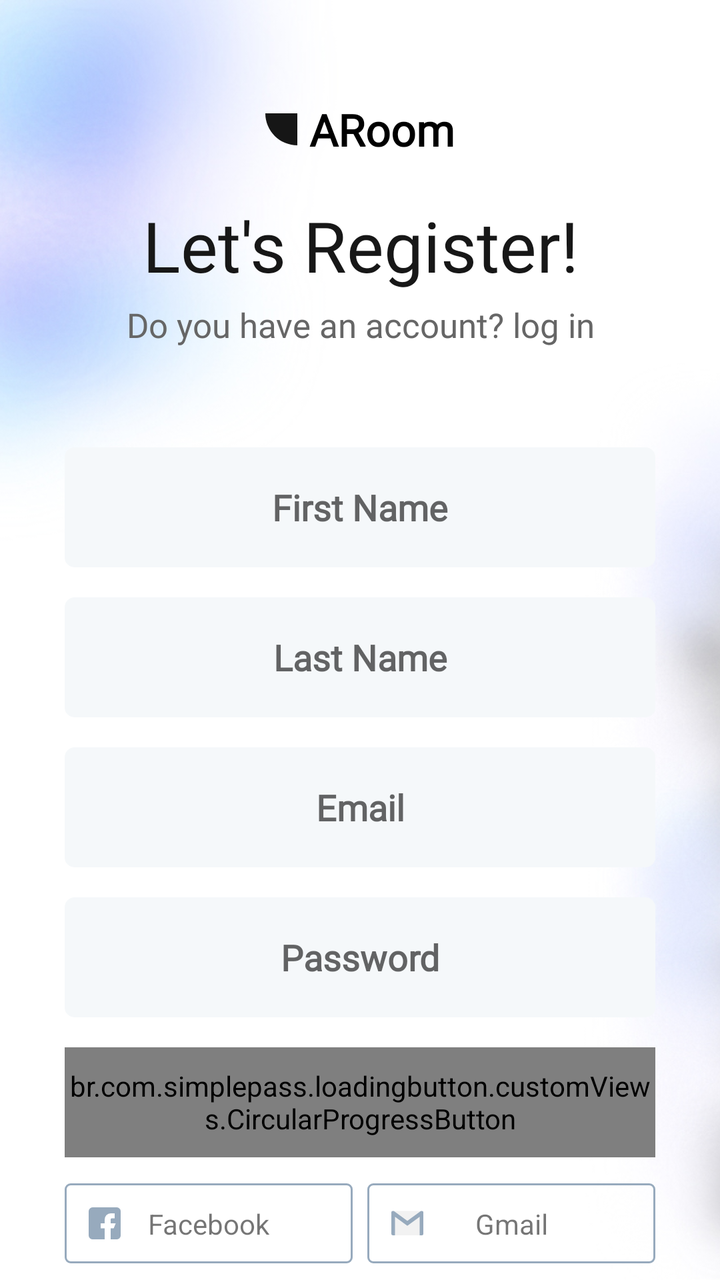
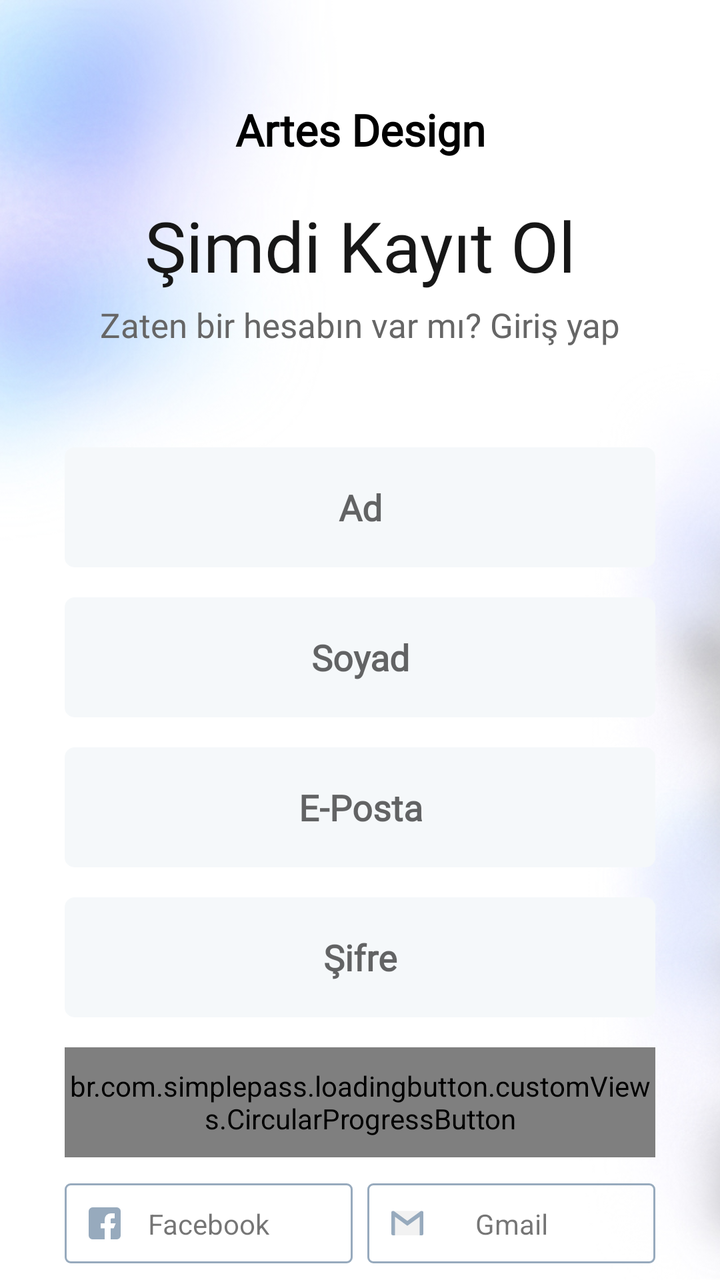

Two renders of the same Android screen: before a commit and after it. Below are the layout's source before the change and the commit's diff.
<!-- AndroidManifest.xml: application theme Theme.ARoom -->
<!-- res/layout/fragment_register.xml -->
<?xml version="1.0" encoding="utf-8"?>
<androidx.constraintlayout.widget.ConstraintLayout xmlns:android="http://schemas.android.com/apk/res/android"
    android:layout_width="match_parent"
    android:layout_height="match_parent"
    xmlns:app="http://schemas.android.com/apk/res-auto">

    <ImageView
        android:layout_width="match_parent"
        android:layout_height="match_parent"
        android:src="@drawable/blury_background"
       android:scaleType="centerCrop"/>

    <androidx.constraintlayout.widget.ConstraintLayout
        android:layout_width="match_parent"
        android:layout_height="match_parent" >

        <TextView
            android:id="@+id/tv_app_name"
            android:layout_width="wrap_content"
            android:layout_height="wrap_content"
            style="@style/h3"
            android:layout_marginTop="50dp"
            android:drawableStart="@drawable/ic_kleine_shape"
            android:drawablePadding="6dp"
            android:textStyle="bold"
            app:layout_constraintStart_toStartOf="@id/guideline_login_left"
            app:layout_constraintTop_toTopOf="parent"
            app:layout_constraintEnd_toEndOf="@id/guideline_login_right"
            android:text="ARoom" />

        <TextView
            android:id="@+id/tv_lets_register"
            android:layout_width="wrap_content"
            android:layout_height="wrap_content"
            style="@style/h4"
            android:layout_marginTop="20dp"
            app:layout_constraintTop_toBottomOf="@id/tv_app_name"
            app:layout_constraintStart_toStartOf="@id/guideline_login_left"
            app:layout_constraintEnd_toEndOf="@id/guideline_login_right"
            android:text="Let's Register!"
            android:textAlignment="center"
            android:gravity="center"
            android:textSize="35sp"
            />

        <TextView
            android:id="@+id/tv_do_you_have_account"
            android:layout_width="wrap_content"
            android:layout_height="wrap_content"
            style="@style/h2"
            app:layout_constraintStart_toStartOf="@id/guideline_login_left"
            app:layout_constraintTop_toBottomOf="@id/tv_lets_register"
            app:layout_constraintEnd_toEndOf="@id/guideline_login_right"
            android:textAlignment="center"
            android:gravity="center"
            android:text="Do you have an account? log in"
            android:layout_marginTop="5dp"
            />

        <EditText
            android:id="@+id/ed_first_name_register"
            android:layout_width="0dp"
            android:layout_height="@dimen/edit_text_height"
            app:layout_constraintStart_toStartOf="@id/guideline_login_left"
            app:layout_constraintEnd_toEndOf="@id/guideline_login_right"
            app:layout_constraintTop_toBottomOf="@id/tv_do_you_have_account"
            style="@style/editText"
            android:hint="First Name"
            android:inputType="text"
            android:layout_marginTop="50dp" />

        <EditText
            android:id="@+id/ed_last_name_register"
            android:layout_width="0dp"
            android:layout_height="@dimen/edit_text_height"
            app:layout_constraintStart_toStartOf="@id/guideline_login_left"
            app:layout_constraintEnd_toEndOf="@id/guideline_login_right"
            app:layout_constraintTop_toBottomOf="@id/ed_first_name_register"
            style="@style/editText"
            android:hint="Last Name"
            android:inputType="text"
            android:layout_marginTop="15dp" />

        <EditText
            android:id="@+id/ed_email_register"
            android:layout_width="0dp"
            android:layout_height="@dimen/edit_text_height"
            app:layout_constraintStart_toStartOf="@id/guideline_login_left"
            app:layout_constraintEnd_toEndOf="@id/guideline_login_right"
            app:layout_constraintTop_toBottomOf="@id/ed_last_name_register"
            style="@style/editText"
            android:hint="Email"
            android:inputType="textEmailAddress"
            android:layout_marginTop="15dp" />

        <EditText
            android:id="@+id/ed_password_register"
            android:layout_width="0dp"
            android:layout_height="@dimen/edit_text_height"
            app:layout_constraintStart_toStartOf="@id/guideline_login_left"
            app:layout_constraintEnd_toEndOf="@id/guideline_login_right"
            app:layout_constraintTop_toBottomOf="@id/ed_email_register"
            style="@style/editText"
            android:hint="Password"
            android:inputType="textPassword"
            android:layout_marginTop="15dp" />



        <ImageView
            android:id="@+id/facebook_register"
            android:layout_width="wrap_content"
            android:layout_height="wrap_content"
            android:layout_marginTop="13dp"
            app:layout_constraintStart_toStartOf="@id/guideline_login_left"
            app:layout_constraintTop_toBottomOf="@id/btn_register_register"
            android:src="@drawable/facebook_login" />

        <TextView
            android:layout_width="wrap_content"
            android:layout_height="wrap_content"
            android:text="Facebook"
            app:layout_constraintStart_toStartOf="@id/facebook_register"
            app:layout_constraintTop_toTopOf="@id/facebook_register"
            app:layout_constraintBottom_toBottomOf="@id/facebook_register"
            app:layout_constraintEnd_toEndOf="@id/facebook_register" />

        <ImageView
            android:id="@+id/google_register"
            android:layout_width="wrap_content"
            android:layout_height="wrap_content"
            android:layout_marginTop="13dp"
            app:layout_constraintEnd_toEndOf="@id/guideline_login_right"
            app:layout_constraintTop_toBottomOf="@id/btn_register_register"
            android:src="@drawable/google_login" />

        <TextView
            android:layout_width="wrap_content"
            android:layout_height="wrap_content"
            android:text="Gmail"
            app:layout_constraintStart_toStartOf="@id/google_register"
            app:layout_constraintTop_toTopOf="@id/google_register"
            app:layout_constraintBottom_toBottomOf="@id/google_register"
            app:layout_constraintEnd_toEndOf="@id/google_register" />

        <br.com.simplepass.loadingbutton.customViews.CircularProgressButton
            android:id="@+id/btn_register_register"
            android:layout_width="0dp"
            android:layout_height="@dimen/medium_button_height"
            style="@style/blueButtonStyle"
            app:layout_constraintTop_toBottomOf="@id/ed_password_register"
            app:layout_constraintStart_toStartOf="@id/guideline_login_left"
            app:layout_constraintEnd_toEndOf="@id/guideline_login_right"
            android:layout_marginTop="15dp"
            android:text="REGISTER"
            app:spinning_bar_color="@color/white"/>


        <androidx.constraintlayout.widget.Guideline
            android:id="@+id/guideline_login_left"
            android:layout_width="wrap_content"
            android:layout_height="wrap_content"
            android:orientation="vertical"
            app:layout_constraintGuide_percent="0.09" />

        <androidx.constraintlayout.widget.Guideline
            android:id="@+id/guideline_login_right"
            android:layout_width="wrap_content"
            android:layout_height="wrap_content"
            android:orientation="vertical"
            app:layout_constraintGuide_percent="0.91" />
    </androidx.constraintlayout.widget.ConstraintLayout>

</androidx.constraintlayout.widget.ConstraintLayout>
<!-- resources referenced by this layout -->
<resources>
  <color name="white">#FFFFFFFF</color>
  <dimen name="edit_text_height">60dp</dimen>
  <dimen name="medium_button_height">55dp</dimen>
  <!-- drawable ic_kleine_shape (drawable-v24) -->
  <vector xmlns:android="http://schemas.android.com/apk/res/android"
      android:width="16.022dp"
      android:height="16.023dp"
      android:viewportWidth="16.022"
      android:viewportHeight="16.023">
    <path
        android:pathData="M16.022,16.023A16.018,16.018 0,0 1,9.89 14.8a16.024,16.024 0,0 1,-5.2 -3.474,16.026 16.026,0 0,1 -3.473,-5.2A16.023,16.023 0,0 1,0 0H16.022Z"
        android:fillColor="#161616"/>
  </vector>
  <style name="blueButtonStyle">
          <item name="android:background">@drawable/blue_background</item>
          <item name="android:fontFamily">@font/poppins_thin</item>
          <item name="android:textColor">@color/white</item>
          <item name="android:textSize">@dimen/h2TextSize</item>
          <item name="android:textAllCaps">false</item>
      </style>
  <style name="editText">
          <item name="android:background">@drawable/white_background</item>
          <item name="android:gravity">center</item>
          <item name="singleLine">true</item>
          <item name="android:textStyle">bold</item>
          <item name="android:fontFamily">@font/poppins_light</item>
      </style>
  <style name="h2">
          <item name="android:fontFamily">@font/poppins_light</item>
          <item name="android:textColor">@color/g_gray700</item>
          <item name="android:textSize">@dimen/h2TextSize</item>
      </style>
  <style name="h3">
          <item name="android:fontFamily">@font/poppins_light</item>
          <item name="android:textColor">@color/black</item>
          <item name="android:textSize">@dimen/h3TextSize</item>
      </style>
  <style name="h4">
          <item name="android:fontFamily">@font/poppins_thin</item>
          <item name="android:textColor">@color/g_black</item>
          <item name="android:textSize">@dimen/h4TextSize</item>
      </style>
  <style name="Theme.ARoom" parent="Theme.MaterialComponents.Light.NoActionBar">
          
          <item name="colorPrimary">@color/purple_500</item>
          <item name="colorPrimaryVariant">@color/purple_700</item>
          <item name="colorOnPrimary">@color/white</item>
          
          <item name="colorSecondary">@color/teal_200</item>
          <item name="colorSecondaryVariant">@color/teal_700</item>
          <item name="colorOnSecondary">@color/black</item>
          
          <item name="android:statusBarColor">?attr/colorPrimaryVariant</item>
          
  
  
  
      </style>
  <!-- drawable blue_background (drawable-v24) -->
  <shape android:shape="rectangle" xmlns:android="http://schemas.android.com/apk/res/android">
      <solid android:color="@color/g_blue"/>
      <corners android:radius="@dimen/buttonCorners"/>
  </shape>
  <dimen name="h2TextSize">17sp</dimen>
  <!-- drawable white_background (drawable-v24) -->
  <?xml version="1.0" encoding="utf-8"?>
  <shape android:shape="rectangle" xmlns:android="http://schemas.android.com/apk/res/android">
      <solid android:color="#F5F8FA"/>
      <corners android:radius="@dimen/buttonCorners"/>
  </shape>
  <color name="g_gray700">#666666</color>
  <color name="black">#FF000000</color>
  <dimen name="h3TextSize">22sp</dimen>
  <color name="g_black">#171717</color>
  <dimen name="h4TextSize">35sp</dimen>
  <color name="purple_500">#FF6200EE</color>
  <color name="purple_700">#FF3700B3</color>
  <color name="teal_200">#FF03DAC5</color>
  <color name="teal_700">#FF018786</color>
  <color name="g_blue">#000DAE</color>
  <dimen name="buttonCorners">5dp</dimen>
  <!-- unchanged entries left out for length: 3 -->
</resources>

<!-- the commit's change to res/layout/fragment_register.xml (unified diff, before → after) -->
@@ -16,17 +16,16 @@
 
         <TextView
             android:id="@+id/tv_app_name"
+            style="@style/h3"
             android:layout_width="wrap_content"
             android:layout_height="wrap_content"
-            style="@style/h3"
             android:layout_marginTop="50dp"
-            android:drawableStart="@drawable/ic_kleine_shape"
             android:drawablePadding="6dp"
+            android:text="@string/artes_design"
             android:textStyle="bold"
+            app:layout_constraintEnd_toEndOf="@id/guideline_login_right"
             app:layout_constraintStart_toStartOf="@id/guideline_login_left"
-            app:layout_constraintTop_toTopOf="parent"
-            app:layout_constraintEnd_toEndOf="@id/guideline_login_right"
-            android:text="ARoom" />
+            app:layout_constraintTop_toTopOf="parent" />
 
         <TextView
             android:id="@+id/tv_lets_register"
@@ -37,7 +36,7 @@
             app:layout_constraintTop_toBottomOf="@id/tv_app_name"
             app:layout_constraintStart_toStartOf="@id/guideline_login_left"
             app:layout_constraintEnd_toEndOf="@id/guideline_login_right"
-            android:text="Let's Register!"
+            android:text="Şimdi Kayıt Ol"
             android:textAlignment="center"
             android:gravity="center"
             android:textSize="35sp"
@@ -53,7 +52,7 @@
             app:layout_constraintEnd_toEndOf="@id/guideline_login_right"
             android:textAlignment="center"
             android:gravity="center"
-            android:text="Do you have an account? log in"
+            android:text="Zaten bir hesabın var mı? Giriş yap"
             android:layout_marginTop="5dp"
             />
 
@@ -65,7 +64,7 @@
             app:layout_constraintEnd_toEndOf="@id/guideline_login_right"
             app:layout_constraintTop_toBottomOf="@id/tv_do_you_have_account"
             style="@style/editText"
-            android:hint="First Name"
+            android:hint="Ad"
             android:inputType="text"
             android:layout_marginTop="50dp" />
 
@@ -77,7 +76,7 @@
             app:layout_constraintEnd_toEndOf="@id/guideline_login_right"
             app:layout_constraintTop_toBottomOf="@id/ed_first_name_register"
             style="@style/editText"
-            android:hint="Last Name"
+            android:hint="Soyad"
             android:inputType="text"
             android:layout_marginTop="15dp" />
 
@@ -89,7 +88,7 @@
             app:layout_constraintEnd_toEndOf="@id/guideline_login_right"
             app:layout_constraintTop_toBottomOf="@id/ed_last_name_register"
             style="@style/editText"
-            android:hint="Email"
+            android:hint="E-Posta"
             android:inputType="textEmailAddress"
             android:layout_marginTop="15dp" />
 
@@ -101,7 +100,7 @@
             app:layout_constraintEnd_toEndOf="@id/guideline_login_right"
             app:layout_constraintTop_toBottomOf="@id/ed_email_register"
             style="@style/editText"
-            android:hint="Password"
+            android:hint="Şifre"
             android:inputType="textPassword"
             android:layout_marginTop="15dp" />
 
@@ -152,7 +151,7 @@
             app:layout_constraintStart_toStartOf="@id/guideline_login_left"
             app:layout_constraintEnd_toEndOf="@id/guideline_login_right"
             android:layout_marginTop="15dp"
-            android:text="REGISTER"
+            android:text="KAYIT OL"
             app:spinning_bar_color="@color/white"/>
 
 
<!-- resource entries referenced after the edit -->
@@ -3,16 +3,7 @@
   <color name="white">#FFFFFFFF</color>
   <dimen name="edit_text_height">60dp</dimen>
   <dimen name="medium_button_height">55dp</dimen>
-  <!-- drawable ic_kleine_shape (drawable-v24) -->
-  <vector xmlns:android="http://schemas.android.com/apk/res/android"
-      android:width="16.022dp"
-      android:height="16.023dp"
-      android:viewportWidth="16.022"
-      android:viewportHeight="16.023">
-    <path
-        android:pathData="M16.022,16.023A16.018,16.018 0,0 1,9.89 14.8a16.024,16.024 0,0 1,-5.2 -3.474,16.026 16.026,0 0,1 -3.473,-5.2A16.023,16.023 0,0 1,0 0H16.022Z"
-        android:fillColor="#161616"/>
-  </vector>
+  <string name="artes_design">Artes Design</string>
   <style name="blueButtonStyle">
           <item name="android:background">@drawable/blue_background</item>
           <item name="android:fontFamily">@font/poppins_thin</item>
@@ -60,7 +51,7 @@
       </style>
   <!-- drawable blue_background (drawable-v24) -->
   <shape android:shape="rectangle" xmlns:android="http://schemas.android.com/apk/res/android">
-      <solid android:color="@color/g_blue"/>
+      <solid android:color="@color/g_orange_yellow"/>
       <corners android:radius="@dimen/buttonCorners"/>
   </shape>
   <dimen name="h2TextSize">17sp</dimen>
@@ -79,7 +70,7 @@
   <color name="purple_700">#FF3700B3</color>
   <color name="teal_200">#FF03DAC5</color>
   <color name="teal_700">#FF018786</color>
-  <color name="g_blue">#000DAE</color>
+  <color name="g_orange_yellow">#F8BA00</color>
   <dimen name="buttonCorners">5dp</dimen>
   <!-- unchanged entries left out for length: 3 -->
 </resources>
